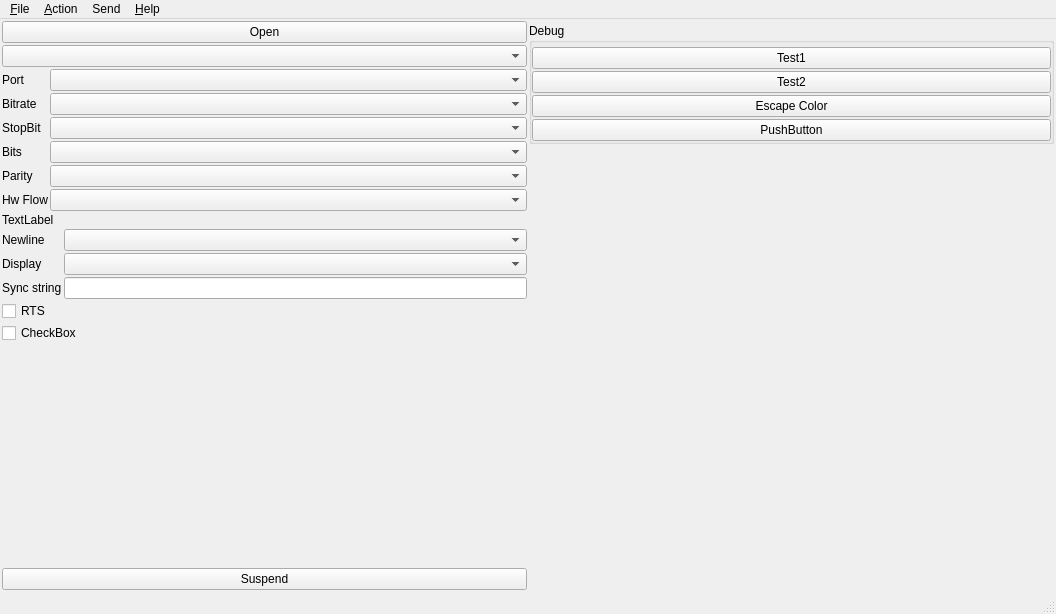
This is mpTerminal.ui in zonbrisad/mpterm as Qt 5 draws it before an edit. The edited form follows.
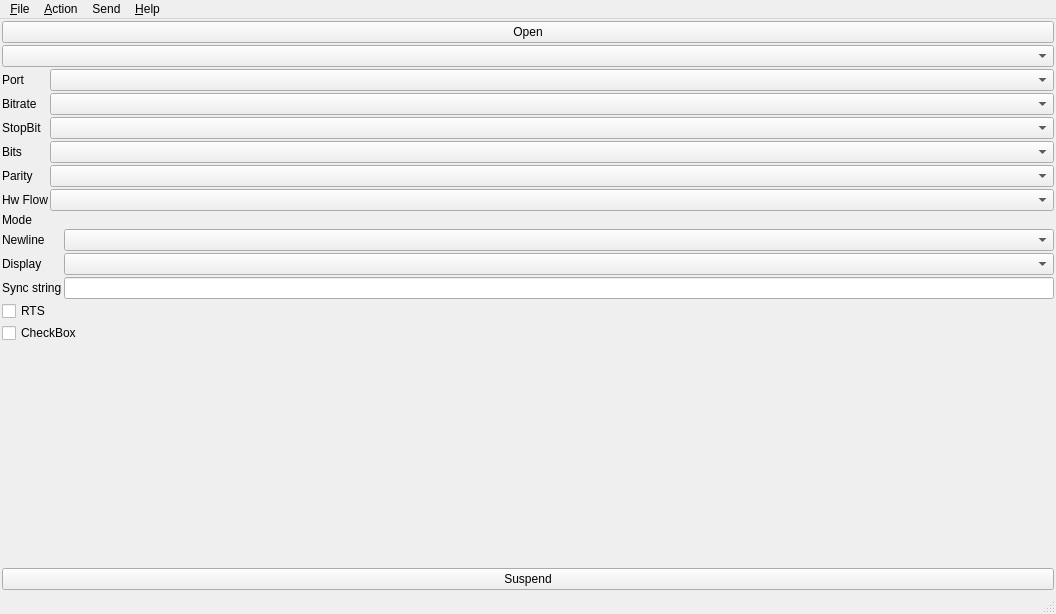
This is the edited form.

Commit message: Added echo mode

```diff
--- a/mpTerminal.ui
+++ b/mpTerminal.ui
@@ -141,7 +141,7 @@
       <item>
        <widget class="QLabel" name="label_8">
         <property name="text">
-         <string>TextLabel</string>
+         <string>Mode</string>
         </property>
        </widget>
       </item>
@@ -231,84 +231,6 @@
       </item>
      </layout>
     </item>
-    <item>
-     <layout class="QVBoxLayout" name="verticalLayout_3">
-      <property name="spacing">
-       <number>2</number>
-      </property>
-      <item>
-       <widget class="QWidget" name="widget" native="true"/>
-      </item>
-      <item>
-       <widget class="QGroupBox" name="gbDebug">
-        <property name="title">
-         <string>Debug</string>
-        </property>
-        <layout class="QVBoxLayout" name="verticalLayout_7">
-         <property name="spacing">
-          <number>2</number>
-         </property>
-         <property name="leftMargin">
-          <number>0</number>
-         </property>
-         <property name="topMargin">
-          <number>4</number>
-         </property>
-         <property name="rightMargin">
-          <number>0</number>
-         </property>
-         <property name="bottomMargin">
-          <number>0</number>
-         </property>
-         <item>
-          <widget class="QPushButton" name="bpTest1">
-           <property name="text">
-            <string>Test1</string>
-           </property>
-          </widget>
-         </item>
-         <item>
-          <widget class="QPushButton" name="bpTest2">
-           <property name="text">
-            <string>Test2</string>
-           </property>
-          </widget>
-         </item>
-         <item>
-          <widget class="QPushButton" name="colorTest">
-           <property name="text">
-            <string>Escape Color</string>
-           </property>
-          </widget>
-         </item>
-         <item>
-          <widget class="QPushButton" name="pushButton">
-           <property name="text">
-            <string>PushButton</string>
-           </property>
-          </widget>
-         </item>
-        </layout>
-       </widget>
-      </item>
-      <item>
-       <widget class="QWidget" name="widget_2" native="true"/>
-      </item>
-      <item>
-       <spacer name="verticalSpacer_2">
-        <property name="orientation">
-         <enum>Qt::Vertical</enum>
-        </property>
-        <property name="sizeHint" stdset="0">
-         <size>
-          <width>20</width>
-          <height>40</height>
-         </size>
-        </property>
-       </spacer>
-      </item>
-     </layout>
-    </item>
    </layout>
   </widget>
   <widget class="QMenuBar" name="menubar">
```
The commit also changes 5 other files.
